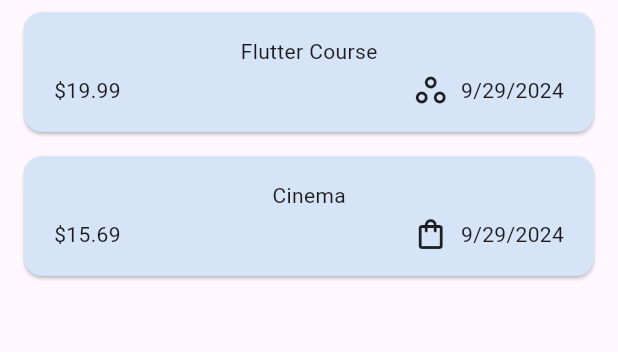
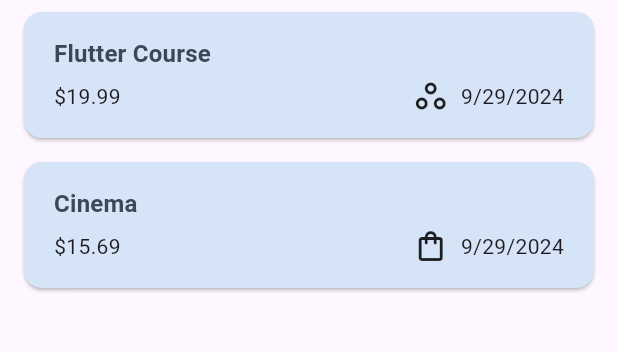
Before and after one commit to jyroball/MobileProjects, a Flutter app: the screen it shows after launch, on a phone screen of 412 x 824 dp, the part 114-466 px from its top. Run offline on Flutter 3.47's test engine with Material 3 defaults, Android fonts, the phone set to English and light mode, and no system bars; our stand-ins replace google_fonts.

Commit message:
Finalized Themes for cards and overall text in project

```diff
--- a/expense_tracker/lib/widgets/expenses_list/expense_item.dart
+++ b/expense_tracker/lib/widgets/expenses_list/expense_item.dart
@@ -16,8 +16,9 @@ class ExpenseItem extends StatelessWidget {
           vertical: 16,
         ),
         child: Column(
+          crossAxisAlignment: CrossAxisAlignment.start,
           children: [
-            Text(expense.title),
+            Text(expense.title, style: Theme.of(context).textTheme.titleMedium),
             const SizedBox(height: 4,),
             Row(
               children: [
--- a/expense_tracker/lib/widgets/expenses_list/expenses_list.dart
+++ b/expense_tracker/lib/widgets/expenses_list/expenses_list.dart
@@ -16,6 +16,12 @@ class ExpensesList extends StatelessWidget {
       //builds item with iterable
       itemBuilder: (ctx, index) => Dismissible(
         key: ValueKey(expenses[index]),
+        background: Container(
+          color: Theme.of(context).colorScheme.error.withOpacity(.2),
+          margin: EdgeInsets.symmetric(
+            horizontal: Theme.of(context).cardTheme.margin!.horizontal,
+          ),
+        ),
         onDismissed: (direction) {
           onRemoveExpense(expenses[index]);
         },
```
Also changed, not shown: expense_tracker/lib/main.dart (+7 -2 lines).
